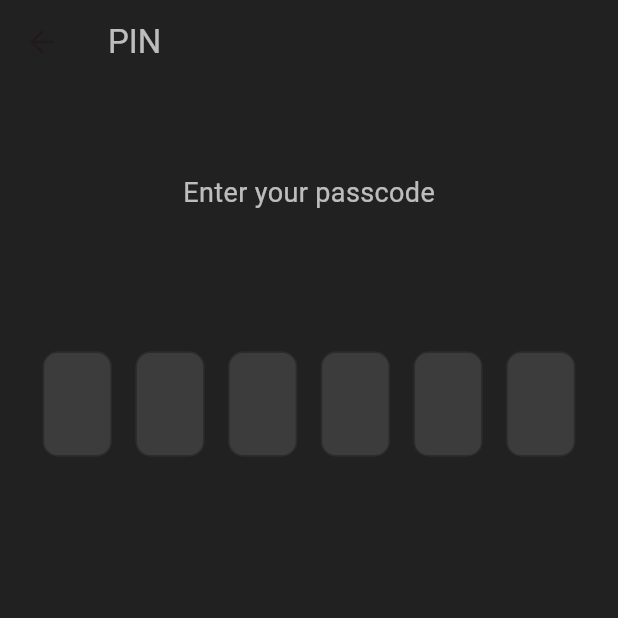
After one commit to dongitran/fpass, a Flutter app: the PinPage screen opened directly, on a phone screen of 412 x 824 dp, the top half of it. The commit adds this screen. Run offline on Flutter 3.47's test engine with Material 2 defaults, Android fonts, the phone set to English and light mode, and no system bars; drawn by our look-alikes of otp_text_field; our stand-ins replace cloud_firestore, firebase_core, shared_preferences; missing offline and left inert: encrypt, otp; accounts and stored records are empty.

Commit message:
add pin page demo

```diff
--- a/lib/main.dart
+++ b/lib/main.dart
@@ -10,6 +10,7 @@ import 'login-page.dart';
 import 'card.dart';
 import 'add-password.dart';
 import 'dart:async';
+import 'pin.dart';
 
 void main() async {
   WidgetsFlutterBinding.ensureInitialized();
@@ -80,10 +81,7 @@ class MyApp extends StatelessWidget {
             }
 
             return isLoggedIn
-                ? MyHomePage(
-                    title: 'fpass',
-                    data: dataPass,
-                    token: snapshot.data?['token'])
+                ? PinPage()
                 : const LoginPage();
           }
         },
--- /dev/null
+++ b/lib/pin.dart
@@ -0,0 +1,105 @@
+import 'package:flutter/material.dart';
+import 'package:otp_text_field/otp_text_field.dart';
+import 'package:otp_text_field/otp_field_style.dart';
+import 'package:otp_text_field/style.dart';
+
+class PinPage extends StatefulWidget {
+  const PinPage({Key? key}) : super(key: key);
+
+  @override
+  _PinPageState createState() => _PinPageState();
+}
+
+class _PinPageState extends State<PinPage> {
+  final TextEditingController usernameController = TextEditingController();
+  final TextEditingController passwordController = TextEditingController();
+  bool areFieldsValid = false;
+
+  @override
+  void initState() {
+    super.initState();
+    usernameController.addListener(validateFields);
+    passwordController.addListener(validateFields);
+  }
+
+  void validateFields() {
+    final username = usernameController.text;
+    final password = passwordController.text;
+    setState(() {
+      areFieldsValid = username.isNotEmpty && password.isNotEmpty;
+    });
+  }
+
+  @override
+  void dispose() {
+    usernameController.dispose();
+    passwordController.dispose();
+    super.dispose();
+  }
+
+  @override
+  Widget build(BuildContext context) {
+    return Scaffold(
+      appBar: AppBar(
+        title: const Text(
+          "PIN",
+          style: TextStyle(
+            color: Colors.white70,
+          ),
+        ),
+        backgroundColor: Colors.black87,
+        elevation: 0,
+      ),
+      body: Container(
+        color: Colors.black87,
+        child: Center(
+          child: Column(
+            crossAxisAlignment: CrossAxisAlignment.center,
+            children: <Widget>[
+              Expanded(
+                flex: 1,
+                child: Container(
+                  alignment: Alignment.bottomCenter,
+                  child: const Text(
+                    "Enter your passcode",
+                    style: TextStyle(
+                      color: Colors.white70,
+                      fontSize: 18,
+                    ),
+                  ),
+                ),
+              ),
+              Expanded(
+                flex: 3,
+                child: OTPTextField(
+                  length: 6,
+                  width: MediaQuery.of(context).size.width * 0.9,
+                  fieldWidth: 46,
+                  style: const TextStyle(
+                    fontSize: 36,
+                    color: Colors.amberAccent,
+                  ),
+                  outlineBorderRadius: 10,
+                  textFieldAlignment: MainAxisAlignment.spaceAround,
+                  fieldStyle: FieldStyle.box,
+                  onCompleted: (pin) {
+                    print("Completed: $pin");
+                  },
+                  otpFieldStyle: OtpFieldStyle
+                  (
+                    backgroundColor: Colors.white12,
+                  ),
+                ),
+              ),
+              Expanded(
+                flex: 5,
+                child: Container(),
+              ),
+            ],
+          ),
+        ),
+      ),
+      resizeToAvoidBottomInset: false,
+    );
+  }
+}
--- a/pubspec.yaml
+++ b/pubspec.yaml
@@ -40,6 +40,7 @@ dependencies:
   cloud_firestore: ^4.9.2
   encrypt: ^5.0.0
   otp: ^3.1.4
+  otp_text_field: ^1.1.3
 
 dev_dependencies:
   flutter_test:
```
Also changed, not shown: pubspec.lock.
